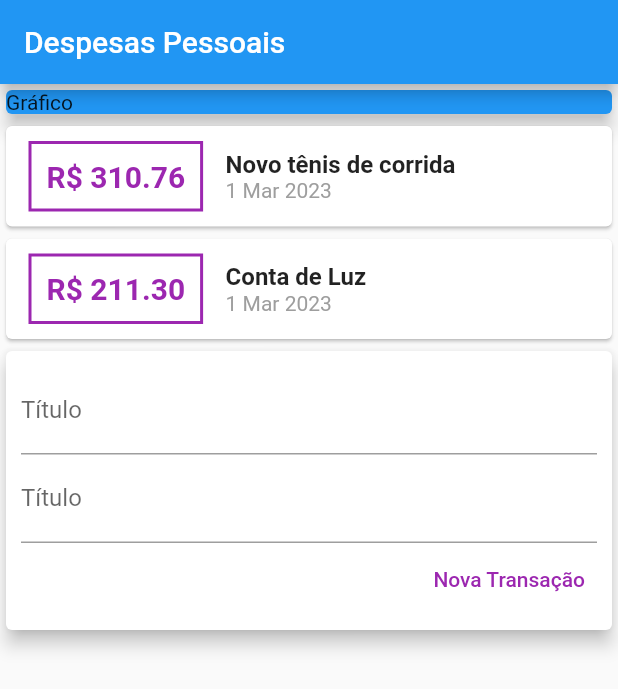
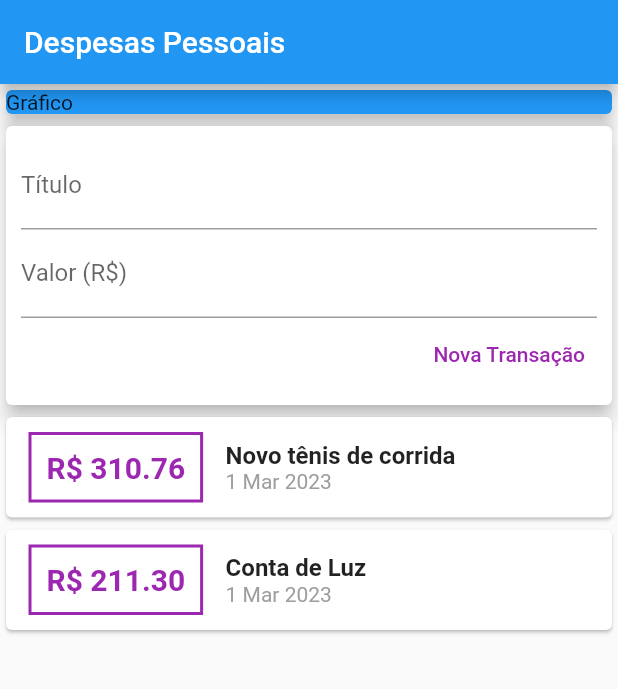
Before and after one commit to ItaloRod/expenses, a Flutter app: the screen it shows after launch, on a phone screen of 412 x 824 dp. Shown: the top 689 px of the screen. Run offline on Flutter 3.47's test engine with Material 2 defaults, Android fonts, the phone set to English and light mode, and no system bars.

Commit message:
divide main.dart widget into another widgets

```diff
--- /dev/null
+++ b/lib/components/transaction_form.dart
@@ -0,0 +1,52 @@
+import 'package:flutter/material.dart';
+
+class TransactionForm extends StatelessWidget {
+
+  final titleController = TextEditingController();
+  final valueController = TextEditingController();
+  final void Function(String, double) onSubmit;
+  TransactionForm(this.onSubmit, {super.key});
+
+  @override
+  Widget build(BuildContext context) {
+    return  Card(
+      elevation: 5,
+      child: Padding(
+        padding: const EdgeInsets.all(10),
+        child: Column(
+          children: [
+            TextField(
+             controller: titleController,
+              decoration: const InputDecoration(
+                labelText: 'Título',
+              ),
+            ),
+            TextField(
+                controller: valueController,
+                keyboardType: const TextInputType.numberWithOptions(decimal: true),
+                decoration: const InputDecoration(
+                  labelText: 'Valor (R\$)',
+                )),
+            Row(
+              mainAxisAlignment: MainAxisAlignment.end,
+              children: [
+                TextButton(onPressed: () {
+                  final title = titleController.text;
+                  final value = double.tryParse(valueController.text) ?? 0.0;
+                  onSubmit(title, value);
+                },
+                  child: const Text(
+                    'Nova Transação',
+                    style: TextStyle(
+                        color: Colors.purple
+                    ),
+                  ),
+                ),
+              ],
+            )
+          ],
+        ),
+      ),
+    );
+  }
+}
--- /dev/null
+++ b/lib/components/transaction_list.dart
@@ -0,0 +1,69 @@
+import 'package:flutter/material.dart';
+import 'package:intl/intl.dart';
+
+import '../models/transaction.dart';
+
+class TransactionList extends StatelessWidget {
+
+  final List<Transaction> transactions;
+
+  TransactionList(this.transactions, {super.key});
+
+  @override
+  Widget build(BuildContext context) {
+    return Container(
+      height: 300,
+      child: SingleChildScrollView(
+        child: Column(
+          children: transactions.map((tr) =>
+              Card(
+                  child: Row(
+                    children: [
+                      Container(
+                        margin: const EdgeInsets.symmetric(
+                            horizontal: 15,
+                            vertical: 10
+                        ),
+                        decoration: BoxDecoration(
+                          border: Border.all(
+                            color: Colors.purple,
+                            width: 2,
+                          ),
+                        ),
+                        padding: const EdgeInsets.all(10),
+                        child:  Text(
+                          'R\$ ${tr.value.toStringAsFixed(2)}',
+                          style: const TextStyle(
+                              fontWeight: FontWeight.bold,
+                              fontSize: 20,
+                              color: Colors.purple
+                          ),
+                        ),
+                      ),
+                      Column(
+                        crossAxisAlignment: CrossAxisAlignment.start,
+                        children: [
+                          Text(
+                            tr.title,
+                            style: const TextStyle(
+                                fontSize: 16,
+                                fontWeight: FontWeight.bold
+                            ),
+                          ),
+                          Text(
+                            DateFormat('d MMM y').format(tr.date),
+                            style: const TextStyle(
+                              color: Colors.grey,
+                            ),
+                          )
+                        ],
+                      )
+                    ],
+                  )
+              )
+          ).toList(),
+        ),
+      ),
+    );
+  }
+}
--- /dev/null
+++ b/lib/components/transaction_user.dart
@@ -0,0 +1,42 @@
+import 'dart:math';
+
+import 'package:expenses/components/transaction_form.dart';
+import 'package:expenses/components/transaction_list.dart';
+import 'package:flutter/material.dart';
+
+import '../models/transaction.dart';
+
+class TransactionUser extends StatefulWidget {
+  const TransactionUser({Key? key}) : super(key: key);
+
+  @override
+  State<TransactionUser> createState() => _TransactionUserState();
+}
+
+class _TransactionUserState extends State<TransactionUser> {
+  final List<Transaction> _transactions = [
+    Transaction(id: 't1', title: 'Novo tênis de corrida', value: 310.76, date: DateTime.now()),
+    Transaction(id: 't2', title: 'Conta de Luz', value: 211.30, date: DateTime.now())
+  ];
+
+  _addtransaction(String title, double value) {
+    final newTransaction = Transaction(
+        id: Random().nextDouble.toString(),
+        title: title,
+        value: value,
+        date: DateTime.now()
+    );
+    setState(() {
+      _transactions.add(newTransaction);
+    });
+  }
+  @override
+  Widget build(BuildContext context) {
+    return Column(
+      children: [
+        TransactionForm(_addtransaction),
+        TransactionList(_transactions)
+      ],
+    );
+  }
+}
--- a/lib/main.dart
+++ b/lib/main.dart
@@ -1,5 +1,8 @@
+import 'package:expenses/components/transaction_list.dart';
+import 'package:expenses/components/transaction_user.dart';
 import 'package:flutter/material.dart';
 import 'package:intl/intl.dart';
+import 'components/transaction_form.dart';
 import 'models/transaction.dart';
 
 main() {
@@ -18,10 +21,7 @@ class ExpenseApp extends StatelessWidget {
 }
 
 class MyHomePage extends StatelessWidget {
-  final List<Transaction> _transactions = [
-    Transaction(id: 't1', title: 'Novo tênis de corrida', value: 310.76, date: DateTime.now()),
-    Transaction(id: 't2', title: 'Conta de Luz', value: 211.30, date: DateTime.now())
-  ];
+
 
   late String title;
   late String value;
@@ -32,7 +32,8 @@ class MyHomePage extends StatelessWidget {
       appBar: AppBar(
         title: const Text('Despesas Pessoais'),
       ),
-      body: Column(
+      body: SingleChildScrollView(
+        child: Column(
           crossAxisAlignment: CrossAxisAlignment.stretch,
           children: <Widget>[
             Container(
@@ -42,93 +43,9 @@ class MyHomePage extends StatelessWidget {
                 child: Text('Gráfico'),
               ),
             ),
-          Column(
-            children: _transactions.map((tr) =>
-              Card(
-                child: Row(
-                  children: [
-                    Container(
-                      margin: const EdgeInsets.symmetric(
-                        horizontal: 15,
-                        vertical: 10
-                      ),
-                      decoration: BoxDecoration(
-                        border: Border.all(
-                          color: Colors.purple,
-                          width: 2,
-                        ),
-                      ),
-                      padding: const EdgeInsets.all(10),
-                      child:  Text(
-                        'R\$ ${tr.value.toStringAsFixed(2)}',
-                        style: const TextStyle(
-                          fontWeight: FontWeight.bold,
-                          fontSize: 20,
-                          color: Colors.purple
-                        ),
-                      ),
-                    ),
-                    Column(
-                      crossAxisAlignment: CrossAxisAlignment.start,
-                      children: [
-                        Text(
-                          tr.title,
-                          style: const TextStyle(
-                            fontSize: 16,
-                            fontWeight: FontWeight.bold
-                          ),
-                        ),
-                        Text(
-                            DateFormat('d MMM y').format(tr.date),
-                          style: const TextStyle(
-                            color: Colors.grey,
-                          ),
-                        )
-                      ],
-                    )
-                  ],
-                )
-              )
-            ).toList(),
-          ),
-          Card(
-            elevation: 5,
-            child: Padding(
-              padding: EdgeInsets.all(10),
-              child: Column(
-                children: [
-                  TextField(
-                    onChanged: (newValue) => title = newValue,
-                    decoration: const InputDecoration(
-                      labelText: 'Título',
-                    ),
-                  ),
-                  TextField(
-                      onChanged: (newValue) => value = newValue,
-                      decoration: const InputDecoration(
-                    labelText: 'Título',
-                  )),
-                   Row(
-                    mainAxisAlignment: MainAxisAlignment.end,
-                    children: [
-                      TextButton(onPressed: () {
-                        print(title);
-                        print(value);
-                      },
-                        child: const Text(
-                          'Nova Transação',
-                          style: TextStyle(
-                              color: Colors.purple
-                          ),
-                        ),
-                      ),
-                    ],
-                  )
+           const TransactionUser()
           ],
         ),
-            ),
-          )
-        ],
       ),
     );
   }
```
Lines whose indentation alone changed are shown as unchanged.
